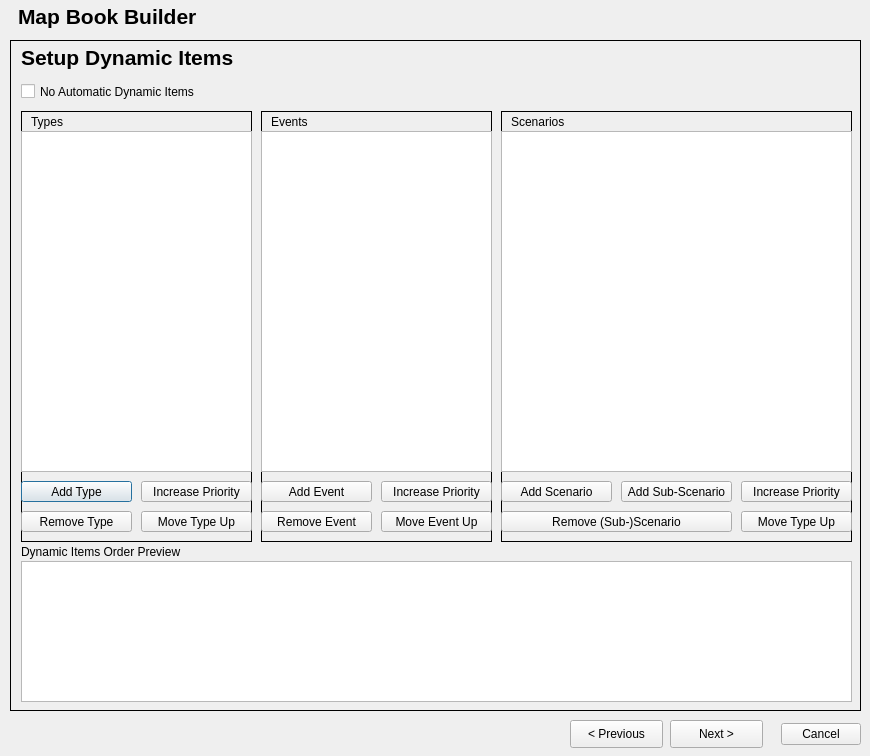
Before: the Qt Designer form mbb_core_dialog_base.ui in anthony-cooper/mbb-qgis-plugin, drawn with Qt 5.
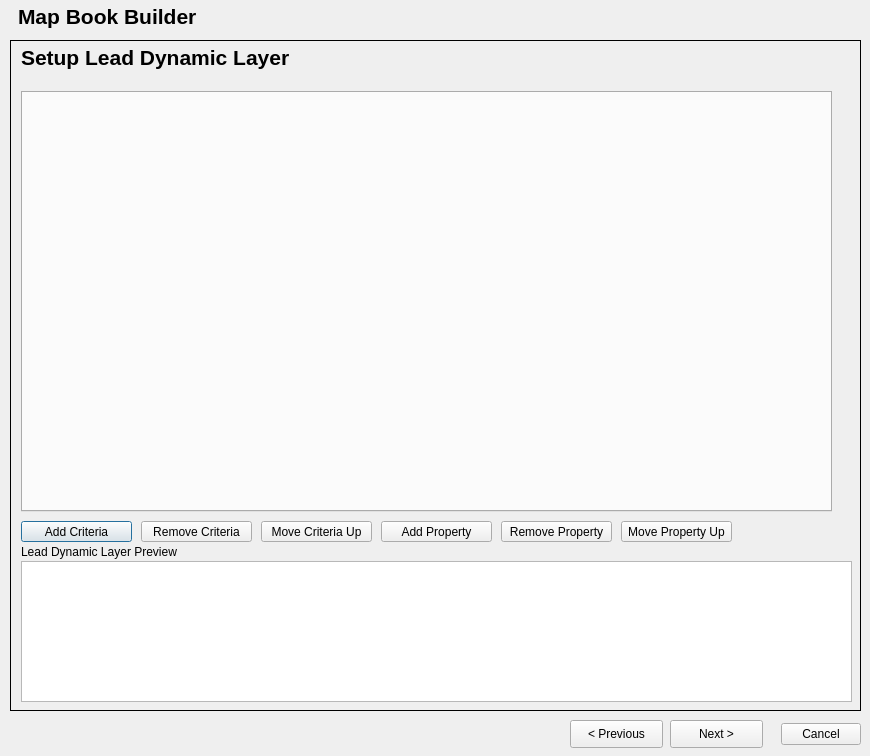
After: the same form once the commit is applied. The open tabs and pages were chosen to show the change.

Commit message: Set up for infinite layers Change to a tabbed set up, where infitite criteria and properties can be added

Diff of the .ui file:
```diff
--- a/mbb_core_dialog_base.ui
+++ b/mbb_core_dialog_base.ui
@@ -299,25 +299,12 @@
 &lt;html&gt;&lt;head&gt;&lt;meta name=&quot;qrichtext&quot; content=&quot;1&quot; /&gt;&lt;style type=&quot;text/css&quot;&gt;
 p, li { white-space: pre-wrap; }
 &lt;/style&gt;&lt;/head&gt;&lt;body style=&quot; font-family:'MS Shell Dlg 2'; font-size:8pt; font-weight:400; font-style:normal;&quot;&gt;
-&lt;p style=&quot; margin-top:0px; margin-bottom:0px; margin-left:0px; margin-right:0px; -qt-block-indent:0; text-indent:0px;&quot;&gt;&lt;span style=&quot; font-family:'Sans Serif'; font-size:16pt; font-weight:600;&quot;&gt;Setup Dynamic Items&lt;/span&gt;&lt;/p&gt;&lt;/body&gt;&lt;/html&gt;</string>
+&lt;p style=&quot; margin-top:0px; margin-bottom:0px; margin-left:0px; margin-right:0px; -qt-block-indent:0; text-indent:0px;&quot;&gt;&lt;span style=&quot; font-family:'Sans Serif'; font-size:16pt; font-weight:600;&quot;&gt;Setup Lead Dynamic Layer&lt;/span&gt;&lt;/p&gt;&lt;/body&gt;&lt;/html&gt;</string>
      </property>
      <property name="alignment">
       <set>Qt::AlignLeading|Qt::AlignLeft|Qt::AlignVCenter</set>
      </property>
     </widget>
-    <widget class="QCheckBox" name="checkBox">
-     <property name="geometry">
-      <rect>
-       <x>10</x>
-       <y>40</y>
-       <width>201</width>
-       <height>21</height>
-      </rect>
-     </property>
-     <property name="text">
-      <string>No Automatic Dynamic Items</string>
-     </property>
-    </widget>
     <widget class="QListWidget" name="previewList">
      <property name="geometry">
       <rect>
@@ -356,405 +343,99 @@
       </rect>
      </property>
      <property name="text">
-      <string>Dynamic Items Order Preview</string>
+      <string>Lead Dynamic Layer Preview</string>
      </property>
     </widget>
-    <widget class="QFrame" name="Types">
+    <widget class="QTabWidget" name="criteriaTabs">
      <property name="geometry">
       <rect>
        <x>10</x>
-       <y>70</y>
-       <width>231</width>
-       <height>431</height>
+       <y>50</y>
+       <width>811</width>
+       <height>421</height>
       </rect>
      </property>
-     <property name="frameShape">
-      <enum>QFrame::Box</enum>
+     <property name="currentIndex">
+      <number>-1</number>
      </property>
-     <property name="frameShadow">
-      <enum>QFrame::Plain</enum>
+    </widget>
+    <widget class="QPushButton" name="addCriteria">
+     <property name="geometry">
+      <rect>
+       <x>10</x>
+       <y>480</y>
+       <width>111</width>
+       <height>21</height>
+      </rect>
      </property>
-     <widget class="QLabel" name="label_4">
-      <property name="geometry">
-       <rect>
-        <x>10</x>
-        <y>0</y>
-        <width>71</width>
-        <height>21</height>
-       </rect>
-      </property>
-      <property name="text">
-       <string>Types</string>
-      </property>
-     </widget>
-     <widget class="QPushButton" name="tAdd">
-      <property name="geometry">
-       <rect>
-        <x>0</x>
-        <y>370</y>
-        <width>111</width>
-        <height>21</height>
-       </rect>
-      </property>
-      <property name="text">
-       <string>Add Type</string>
-      </property>
-      <property name="checkable">
-       <bool>false</bool>
-      </property>
-     </widget>
-     <widget class="QPushButton" name="tRemove">
-      <property name="geometry">
-       <rect>
-        <x>0</x>
-        <y>400</y>
-        <width>111</width>
-        <height>21</height>
-       </rect>
-      </property>
-      <property name="text">
-       <string>Remove Type</string>
-      </property>
-     </widget>
-     <widget class="QPushButton" name="tMoveUp">
-      <property name="geometry">
-       <rect>
-        <x>120</x>
-        <y>400</y>
-        <width>111</width>
-        <height>21</height>
-       </rect>
-      </property>
-      <property name="text">
-       <string>Move Type Up</string>
-      </property>
-     </widget>
-     <widget class="QPushButton" name="tIncrease">
-      <property name="geometry">
-       <rect>
-        <x>120</x>
-        <y>370</y>
-        <width>111</width>
-        <height>21</height>
-       </rect>
-      </property>
-      <property name="text">
-       <string>Increase Priority</string>
-      </property>
-     </widget>
-     <widget class="QTreeWidget" name="tTree">
-      <property name="geometry">
-       <rect>
-        <x>0</x>
-        <y>20</y>
-        <width>231</width>
-        <height>341</height>
-       </rect>
-      </property>
-      <property name="lineWidth">
-       <number>0</number>
-      </property>
-      <property name="alternatingRowColors">
-       <bool>true</bool>
-      </property>
-      <property name="selectionBehavior">
-       <enum>QAbstractItemView::SelectItems</enum>
-      </property>
-      <property name="autoExpandDelay">
-       <number>0</number>
-      </property>
-      <property name="itemsExpandable">
-       <bool>true</bool>
-      </property>
-      <property name="sortingEnabled">
-       <bool>false</bool>
-      </property>
-      <property name="wordWrap">
-       <bool>true</bool>
-      </property>
-      <property name="columnCount">
-       <number>1</number>
-      </property>
-      <attribute name="headerVisible">
-       <bool>false</bool>
-      </attribute>
-      <attribute name="headerMinimumSectionSize">
-       <number>49</number>
-      </attribute>
-      <attribute name="headerShowSortIndicator" stdset="0">
-       <bool>false</bool>
-      </attribute>
-      <column>
-       <property name="text">
-        <string notr="true">1</string>
-       </property>
-      </column>
-     </widget>
+     <property name="text">
+      <string>Add Criteria</string>
+     </property>
     </widget>
-    <widget class="QFrame" name="Scenarios">
+    <widget class="QPushButton" name="addProperty">
+     <property name="geometry">
+      <rect>
+       <x>370</x>
+       <y>480</y>
+       <width>111</width>
+       <height>21</height>
+      </rect>
+     </property>
+     <property name="text">
+      <string>Add Property</string>
+     </property>
+    </widget>
+    <widget class="QPushButton" name="removeCriteria">
+     <property name="geometry">
+      <rect>
+       <x>130</x>
+       <y>480</y>
+       <width>111</width>
+       <height>21</height>
+      </rect>
+     </property>
+     <property name="text">
+      <string>Remove Criteria</string>
+     </property>
+    </widget>
+    <widget class="QPushButton" name="removeProperty">
      <property name="geometry">
       <rect>
        <x>490</x>
-       <y>70</y>
-       <width>351</width>
-       <height>431</height>
+       <y>480</y>
+       <width>111</width>
+       <height>21</height>
       </rect>
      </property>
-     <property name="frameShape">
-      <enum>QFrame::Box</enum>
+     <property name="text">
+      <string>Remove Property</string>
      </property>
-     <property name="frameShadow">
-      <enum>QFrame::Plain</enum>
-     </property>
-     <widget class="QLabel" name="label_6">
-      <property name="geometry">
-       <rect>
-        <x>10</x>
-        <y>0</y>
-        <width>71</width>
-        <height>21</height>
-       </rect>
-      </property>
-      <property name="text">
-       <string>Scenarios</string>
-      </property>
-     </widget>
-     <widget class="QPushButton" name="sAdd">
-      <property name="geometry">
-       <rect>
-        <x>0</x>
-        <y>370</y>
-        <width>111</width>
-        <height>21</height>
-       </rect>
-      </property>
-      <property name="text">
-       <string>Add Scenario</string>
-      </property>
-     </widget>
-     <widget class="QPushButton" name="sRemove">
-      <property name="geometry">
-       <rect>
-        <x>0</x>
-        <y>400</y>
-        <width>231</width>
-        <height>21</height>
-       </rect>
-      </property>
-      <property name="text">
-       <string>Remove (Sub-)Scenario</string>
-      </property>
-     </widget>
-     <widget class="QPushButton" name="sMoveUp">
-      <property name="geometry">
-       <rect>
-        <x>240</x>
-        <y>400</y>
-        <width>111</width>
-        <height>21</height>
-       </rect>
-      </property>
-      <property name="text">
-       <string>Move Type Up</string>
-      </property>
-     </widget>
-     <widget class="QPushButton" name="sIncrease">
-      <property name="geometry">
-       <rect>
-        <x>240</x>
-        <y>370</y>
-        <width>111</width>
-        <height>21</height>
-       </rect>
-      </property>
-      <property name="text">
-       <string>Increase Priority</string>
-      </property>
-     </widget>
-     <widget class="QTreeWidget" name="sTree">
-      <property name="geometry">
-       <rect>
-        <x>0</x>
-        <y>20</y>
-        <width>351</width>
-        <height>341</height>
-       </rect>
-      </property>
-      <property name="lineWidth">
-       <number>0</number>
-      </property>
-      <property name="alternatingRowColors">
-       <bool>true</bool>
-      </property>
-      <property name="selectionBehavior">
-       <enum>QAbstractItemView::SelectItems</enum>
-      </property>
-      <property name="autoExpandDelay">
-       <number>0</number>
-      </property>
-      <property name="itemsExpandable">
-       <bool>true</bool>
-      </property>
-      <property name="sortingEnabled">
-       <bool>false</bool>
-      </property>
-      <property name="wordWrap">
-       <bool>true</bool>
-      </property>
-      <property name="columnCount">
-       <number>1</number>
-      </property>
-      <attribute name="headerVisible">
-       <bool>false</bool>
-      </attribute>
-      <attribute name="headerShowSortIndicator" stdset="0">
-       <bool>false</bool>
-      </attribute>
-      <column>
-       <property name="text">
-        <string notr="true">1</string>
-       </property>
-      </column>
-     </widget>
-     <widget class="QPushButton" name="sAdd_2">
-      <property name="geometry">
-       <rect>
-        <x>120</x>
-        <y>370</y>
-        <width>111</width>
-        <height>21</height>
-       </rect>
-      </property>
-      <property name="text">
-       <string>Add Sub-Scenario</string>
-      </property>
-     </widget>
     </widget>
-    <widget class="QFrame" name="Events">
+    <widget class="QPushButton" name="upCriteria">
      <property name="geometry">
       <rect>
        <x>250</x>
-       <y>70</y>
-       <width>231</width>
-       <height>431</height>
+       <y>480</y>
+       <width>111</width>
+       <height>21</height>
       </rect>
      </property>
-     <property name="frameShape">
-      <enum>QFrame::Box</enum>
+     <property name="text">
+      <string>Move Criteria Up</string>
      </property>
-     <property name="frameShadow">
-      <enum>QFrame::Plain</enum>
+    </widget>
+    <widget class="QPushButton" name="upProperty">
+     <property name="geometry">
+      <rect>
+       <x>610</x>
+       <y>480</y>
+       <width>111</width>
+       <height>21</height>
+      </rect>
      </property>
-     <widget class="QLabel" name="label_2">
-      <property name="geometry">
-       <rect>
-        <x>10</x>
-        <y>0</y>
-        <width>71</width>
-        <height>21</height>
-       </rect>
-      </property>
-      <property name="text">
-       <string>Events</string>
-      </property>
-     </widget>
-     <widget class="QPushButton" name="eAdd">
-      <property name="geometry">
-       <rect>
-        <x>0</x>
-        <y>370</y>
-        <width>111</width>
-        <height>21</height>
-       </rect>
-      </property>
-      <property name="text">
-       <string>Add Event</string>
-      </property>
-     </widget>
-     <widget class="QPushButton" name="eRemove">
-      <property name="geometry">
-       <rect>
-        <x>0</x>
-        <y>400</y>
-        <width>111</width>
-        <height>21</height>
-       </rect>
-      </property>
-      <property name="text">
-       <string>Remove Event</string>
-      </property>
-     </widget>
-     <widget class="QPushButton" name="eMoveUp">
-      <property name="geometry">
-       <rect>
-        <x>120</x>
-        <y>400</y>
-        <width>111</width>
-        <height>21</height>
-       </rect>
-      </property>
-      <property name="text">
-       <string>Move Event Up</string>
-      </property>
-     </widget>
-     <widget class="QPushButton" name="eIncrease">
-      <property name="geometry">
-       <rect>
-        <x>120</x>
-        <y>370</y>
-        <width>111</width>
-        <height>21</height>
-       </rect>
-      </property>
-      <property name="text">
-       <string>Increase Priority</string>
-      </property>
-     </widget>
-     <widget class="QTreeWidget" name="eTree">
-      <property name="geometry">
-       <rect>
-        <x>0</x>
-        <y>20</y>
-        <width>231</width>
-        <height>341</height>
-       </rect>
-      </property>
-      <property name="lineWidth">
-       <number>0</number>
-      </property>
-      <property name="alternatingRowColors">
-       <bool>true</bool>
-      </property>
-      <property name="selectionBehavior">
-       <enum>QAbstractItemView::SelectItems</enum>
-      </property>
-      <property name="autoExpandDelay">
-       <number>0</number>
-      </property>
-      <property name="itemsExpandable">
-       <bool>true</bool>
-      </property>
-      <property name="sortingEnabled">
-       <bool>false</bool>
-      </property>
-      <property name="wordWrap">
-       <bool>true</bool>
-      </property>
-      <property name="columnCount">
-       <number>1</number>
-      </property>
-      <attribute name="headerVisible">
-       <bool>false</bool>
-      </attribute>
-      <attribute name="headerShowSortIndicator" stdset="0">
-       <bool>false</bool>
-      </attribute>
-      <column>
-       <property name="text">
-        <string notr="true">1</string>
-       </property>
-      </column>
-     </widget>
+     <property name="text">
+      <string>Move Property Up</string>
+     </property>
     </widget>
    </widget>
    <widget class="QWidget" name="DynamicDetails">
```
Left out of the diff: 2 changed lines with no effect on the pictures. The commit also changes 1 other file.
